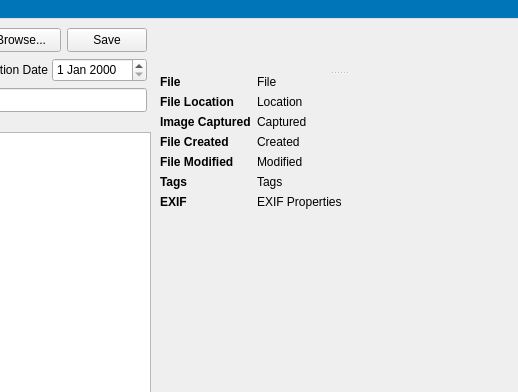
The window that mainwindow.ui (merrillaldrich/compendia) describes before a commit, drawn with Qt 5; both pictures show x 682 to 1200 and y 0 to 392 of the 1200 by 800 pixel window.
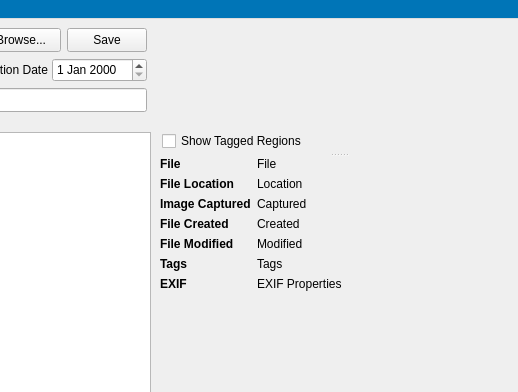
The same window after the commit. Custom widgets are drawn as their Qt base class.

Commit message: Implement tag region rectangles in previewer

Diff of the .ui file:
```diff
--- a/mainwindow.ui
+++ b/mainwindow.ui
@@ -289,25 +289,32 @@
         <enum>Qt::Orientation::Vertical</enum>
        </property>
        <widget class="QWidget" name="horizontalLayoutWidget_2">
-        <layout class="QHBoxLayout" name="previewLayout">
+        <layout class="QVBoxLayout" name="previewLayout">
          <property name="spacing">
           <number>5</number>
          </property>
          <property name="leftMargin">
-          <number>5</number>
+          <number>2</number>
          </property>
          <property name="topMargin">
-          <number>5</number>
+          <number>2</number>
          </property>
          <property name="rightMargin">
-          <number>5</number>
+          <number>2</number>
          </property>
          <property name="bottomMargin">
-          <number>5</number>
+          <number>2</number>
          </property>
          <item>
           <widget class="PreviewContainer" name="previewContainer" native="true"/>
          </item>
+         <item>
+          <widget class="QCheckBox" name="showTaggedRegionsCheckbox">
+           <property name="text">
+            <string>Show Tagged Regions</string>
+           </property>
+          </widget>
+         </item>
         </layout>
        </widget>
        <widget class="QWidget" name="previewWidget" native="true">
```
Left out of the diff: 2 changed lines with no effect on the pictures. The commit also changes 4 other files.
